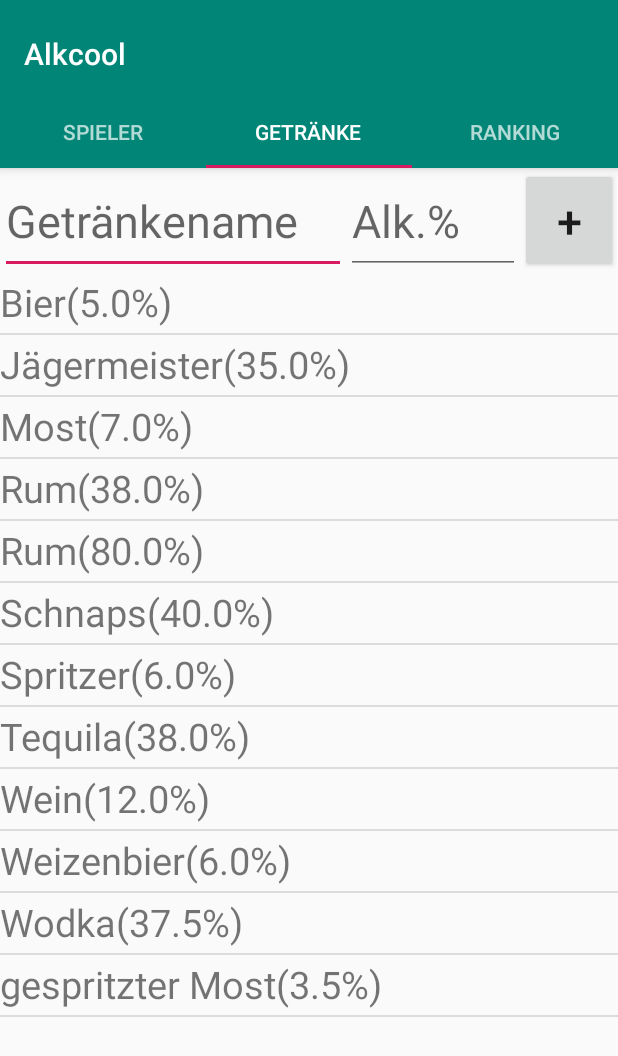
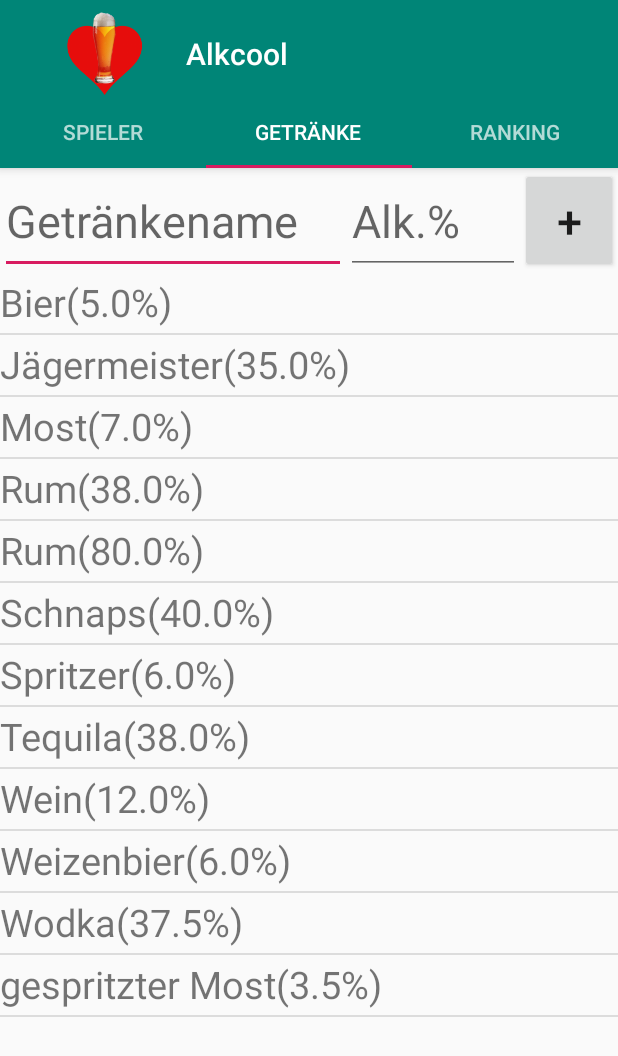
Before and after one commit to DominikRettensteiner/Alkcool, an Android app: the screen it shows after launch (MainActivity), tab 2 chosen, on a phone screen of 412 x 824 dp. Shown: the top 1056 px of the screen. Run offline under Robolectric (Android 15) with nearby library versions, the phone set to English and light mode, and no system bars.

Commit message:
Added icon

```diff
--- a/app/src/main/AndroidManifest.xml
+++ b/app/src/main/AndroidManifest.xml
@@ -4,7 +4,7 @@
 
     <application
         android:allowBackup="true"
-        android:icon="@mipmap/ic_launcher"
+        android:icon="@mipmap/my_icon"
         android:label="@string/app_name"
         android:roundIcon="@mipmap/ic_launcher_round"
         android:supportsRtl="true"
--- a/app/src/main/java/alkcool/sma/alkcool/MainActivity.java
+++ b/app/src/main/java/alkcool/sma/alkcool/MainActivity.java
@@ -48,6 +48,7 @@ public class MainActivity extends AppCompatActivity {
 
         Toolbar toolbar = (Toolbar) findViewById(R.id.toolbar);
         setSupportActionBar(toolbar);
+        getSupportActionBar().setIcon(getDrawable(R.mipmap.my_icon));
         // Create the adapter that will return a fragment for each of the three
         // primary sections of the activity.
         mSectionsPagerAdapter = new SectionsPagerAdapter(getSupportFragmentManager());
--- a/app/src/main/java/alkcool/sma/alkcool/RankingFragment.java
+++ b/app/src/main/java/alkcool/sma/alkcool/RankingFragment.java
@@ -25,6 +25,7 @@ public class RankingFragment extends Fragment{
 
     private TableLayout rankingTable;
     private PlayerList AllPlayers = new PlayerList();
+    private boolean initialized = false;
 
     public RankingFragment() {
     }
@@ -60,7 +61,8 @@ public class RankingFragment extends Fragment{
     }
 
     public void UpdateList(View v){
-        rankingTable.removeAllViews();
+        if(initialized) rankingTable.removeAllViews();
+        initialized = true;
         int i = 1;
         AllPlayers.sort();
         for(Player p : AllPlayers.list){
--- a/app/src/main/res/layout/activity_main.xml
+++ b/app/src/main/res/layout/activity_main.xml
@@ -22,7 +22,8 @@
             android:layout_height="?attr/actionBarSize"
             android:layout_weight="1"
             android:background="?attr/colorPrimary"
-            app:popupTheme="@style/AppTheme.PopupOverlay">
+            app:popupTheme="@style/AppTheme.PopupOverlay"
+            android:layout_gravity="end">
 
         </android.support.v7.widget.Toolbar>
 
--- a/app/src/main/res/mipmap-anydpi-v26/ic_launcher.xml
+++ b/app/src/main/res/mipmap-anydpi-v26/ic_launcher.xml
@@ -1,5 +1,5 @@
 <?xml version="1.0" encoding="utf-8"?>
 <adaptive-icon xmlns:android="http://schemas.android.com/apk/res/android">
     <background android:drawable="@drawable/ic_launcher_background"/>
-    <foreground android:drawable="@drawable/ic_launcher_foreground"/>
+    <foreground android:drawable="@mipmap/my_icon"/>
 </adaptive-icon>
--- a/app/src/main/res/mipmap-anydpi-v26/ic_launcher_round.xml
+++ b/app/src/main/res/mipmap-anydpi-v26/ic_launcher_round.xml
@@ -1,5 +1,5 @@
 <?xml version="1.0" encoding="utf-8"?>
 <adaptive-icon xmlns:android="http://schemas.android.com/apk/res/android">
     <background android:drawable="@drawable/ic_launcher_background"/>
-    <foreground android:drawable="@drawable/ic_launcher_foreground"/>
+    <foreground android:drawable="@mipmap/my_icon"/>
 </adaptive-icon>
```
Also changed, not shown: app/src/main/res/drawable/ic_launcher_background.xml (line endings or trailing spaces), app/src/main/res/mipmap-hdpi/ic_launcher.png, app/src/main/res/mipmap-hdpi/my_icon.png (added), app/src/main/res/mipmap-mdpi/ic_launcher.png, app/src/main/res/mipmap-mdpi/my_icon.png (added), app/src/main/res/mipmap-xhdpi/ic_launcher.png, app/src/main/res/mipmap-xhdpi/my_icon.png (added), app/src/main/res/mipmap-xxhdpi/ic_launcher.png, app/src/main/res/mipmap-xxhdpi/my_icon.png (added), app/src/main/res/mipmap-xxxhdpi/ic_launcher.png, app/src/main/res/mipmap-xxxhdpi/my_icon.png (added), 2 other files.
